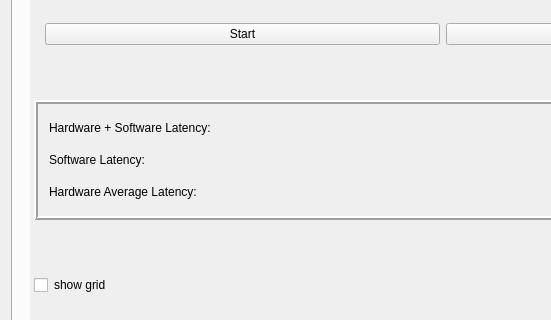
This is src/gui/MainWindow.ui in gavv/signal-estimator as Qt 5 draws it before an edit; both pictures show x 0 to 551 and y 195 to 515 of the 879 by 894 pixel window. The edited form follows.
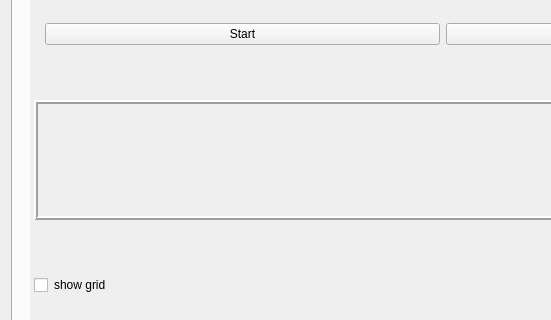
This is the edited form. Custom widgets are drawn as their Qt base class.

Commit message: gui handles output from all types of modes

```diff
--- a/src/gui/MainWindow.ui
+++ b/src/gui/MainWindow.ui
@@ -175,7 +175,7 @@
              </widget>
             </item>
             <item>
-             <widget class="QFrame" name="">
+             <widget class="QFrame" name="frame">
               <layout class="QHBoxLayout" name="horizontalLayout">
                <item>
                 <widget class="QPushButton" name="StartButton">
@@ -220,7 +220,7 @@
                  <item>
                   <widget class="QLabel" name="HwSwLabel">
                    <property name="text">
-                    <string>Hardware + Software Latency: </string>
+                    <string/>
                    </property>
                   </widget>
                  </item>
@@ -234,7 +234,7 @@
                  <item>
                   <widget class="QLabel" name="SwLabel">
                    <property name="text">
-                    <string>Software Latency: </string>
+                    <string/>
                    </property>
                   </widget>
                  </item>
@@ -248,7 +248,7 @@
                  <item>
                   <widget class="QLabel" name="HwAvgLabel">
                    <property name="text">
-                    <string>Hardware Average Latency: </string>
+                    <string/>
                    </property>
                   </widget>
                  </item>
```
Left out of the diff: 33 changed lines with no effect on the pictures. The commit also changes 4 other files.
